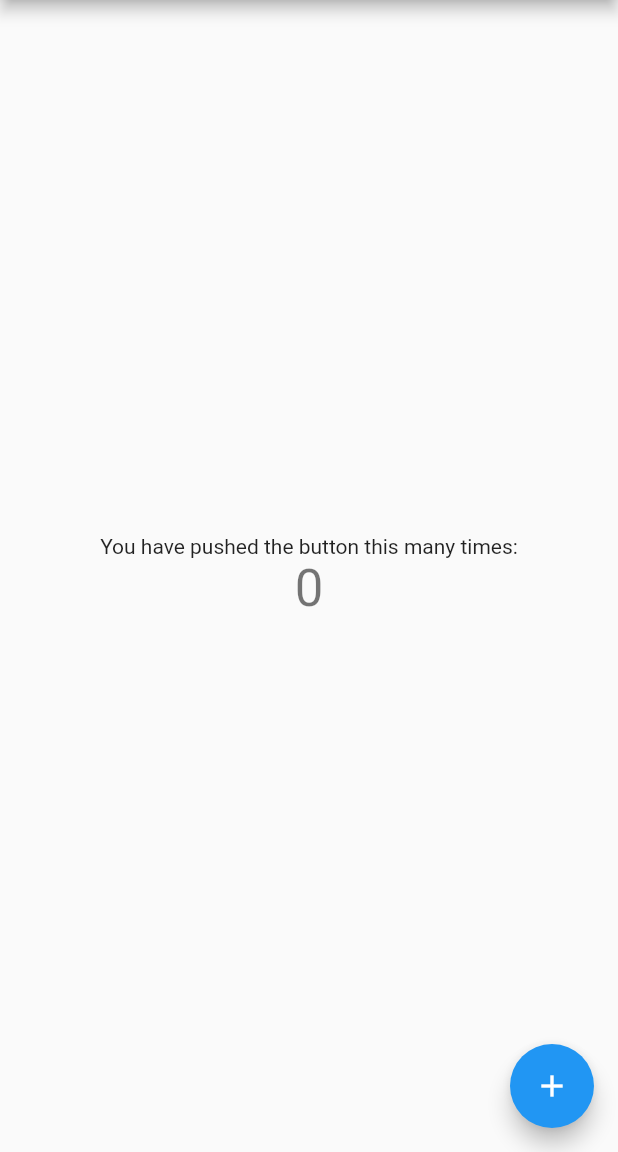
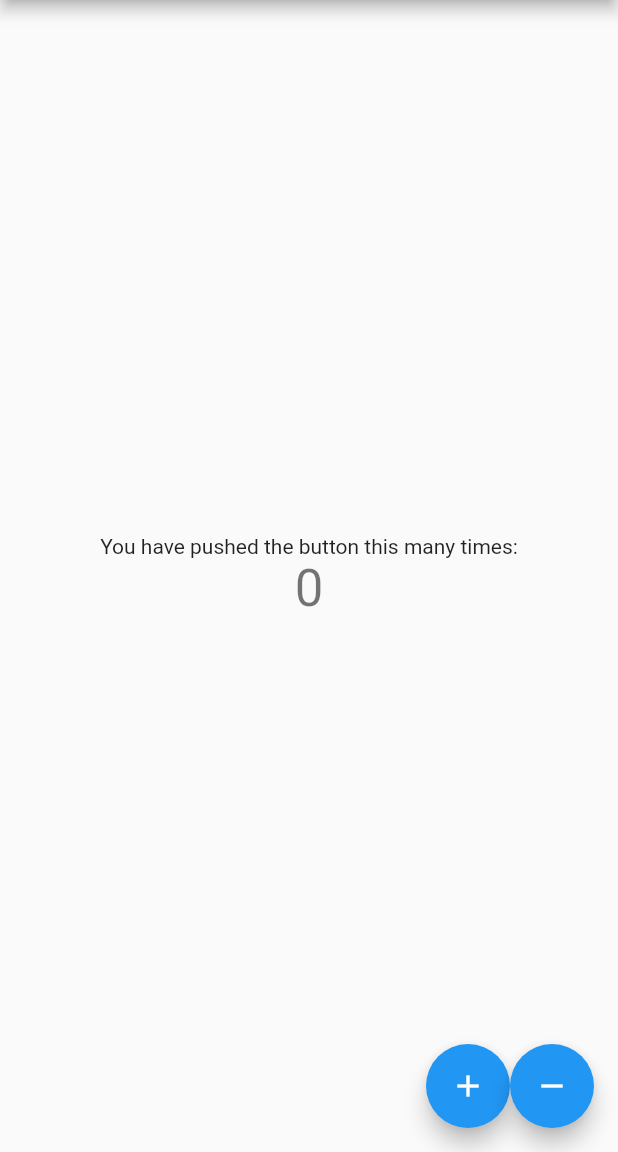
Before and after one commit to TeamEverExDev/EverexTflite, a Flutter app: the screen it shows after launch, on a phone screen of 412 x 824 dp, the part 84-1236 px from its top. Run offline on Flutter 3.47's test engine with Material 2 defaults, Android fonts, the phone set to English and light mode, and no system bars; our stand-ins replace camera, dio, image_picker, native_device_orientation, plugin_platform_interface, rxdart; missing offline and left inert: a package.

Commit message:
Update main.dart

```diff
--- a/example/lib/main.dart
+++ b/example/lib/main.dart
@@ -65,6 +65,18 @@ class _MyHomePageState extends State<MyHomePage> {
     });
   }
 
+  void _incrementCounterMinus() {
+    Navigator.of(context).push(MaterialPageRoute(
+      builder: (context) => const CameraView(
+        title: 'test',
+        initialDirection: CameraLensDirection.back,
+      ),
+    ));
+    setState(() {
+      _counter++;
+    });
+  }
+
   @override
   Widget build(BuildContext context) {
     return Scaffold(
@@ -85,10 +97,20 @@ class _MyHomePageState extends State<MyHomePage> {
           ],
         ),
       ),
-      floatingActionButton: FloatingActionButton(
-        onPressed: _incrementCounter,
-        tooltip: 'Increment',
-        child: const Icon(Icons.add),
+      floatingActionButton: Row(
+        mainAxisSize: MainAxisSize.min,
+        children: [
+          FloatingActionButton(
+            onPressed: _incrementCounter,
+            tooltip: 'Increment',
+            child: const Icon(Icons.add),
+          ),
+          FloatingActionButton(
+            onPressed: _incrementCounterMinus,
+            tooltip: 'Increment',
+            child: const Icon(Icons.remove),
+          ),
+        ],
       ), // This trailing comma makes auto-formatting nicer for build methods.
     );
   }
```
